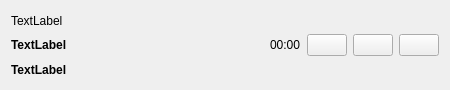
Above: taskwidget.ui from jorge-barroso/harvesttimer-qt before the change. Below: the same form after it.
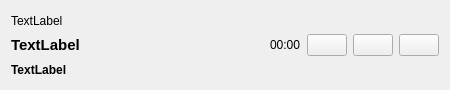
That is the form after the change. Icons and pictures are not drawn.

Diff of the .ui file:
```diff
--- a/taskwidget.ui
+++ b/taskwidget.ui
@@ -70,6 +70,7 @@
     <widget class="QLabel" name="project_name_label">
      <property name="font">
       <font>
+       <pointsize>11</pointsize>
        <bold>true</bold>
        <kerning>true</kerning>
       </font>
```
Left out of the diff: 6 changed lines with no effect on the pictures.
